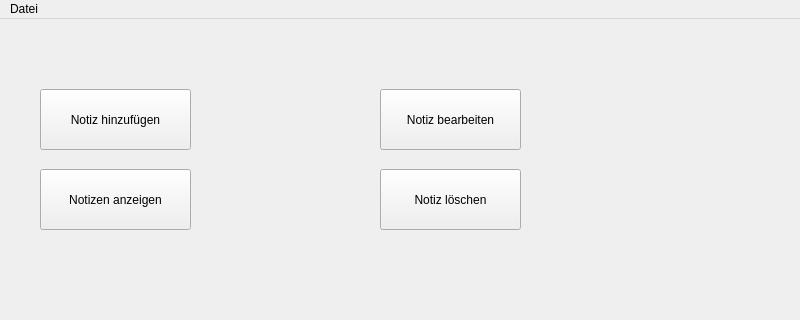
Qt form mainwindow.ui (as070700/Noteapp) before a commit; both pictures show x 0 to 800 and y 0 to 320 of the 800 by 600 pixel window.
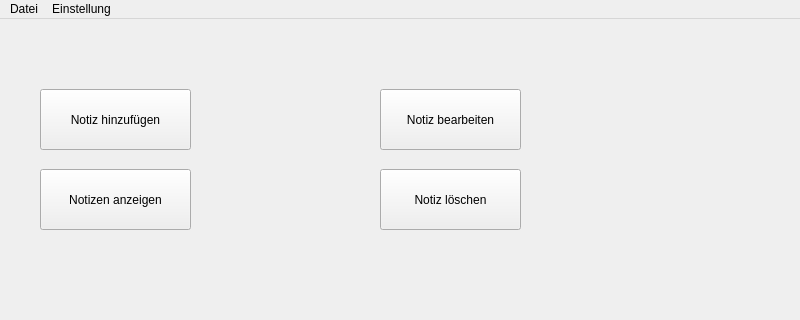
The same form after that commit.

The edit to the form file:
```diff
--- a/mainwindow.ui
+++ b/mainwindow.ui
@@ -95,7 +95,14 @@
     </property>
     <addaction name="actionNewNote"/>
    </widget>
+   <widget class="QMenu" name="menuSetting">
+    <property name="title">
+     <string>Einstellung</string>
+    </property>
+    <addaction name="setPasswordAction"/>
+   </widget>
    <addaction name="menuFile"/>
+   <addaction name="menuSetting"/>
   </widget>
   <action name="actionNewNote">
    <property name="text">
```
Left out of the diff: 8 changed lines with no effect on the pictures.
